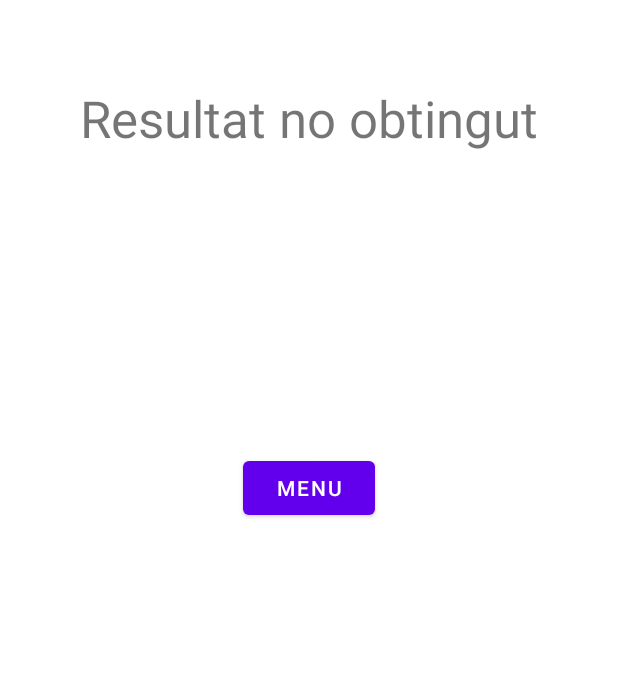
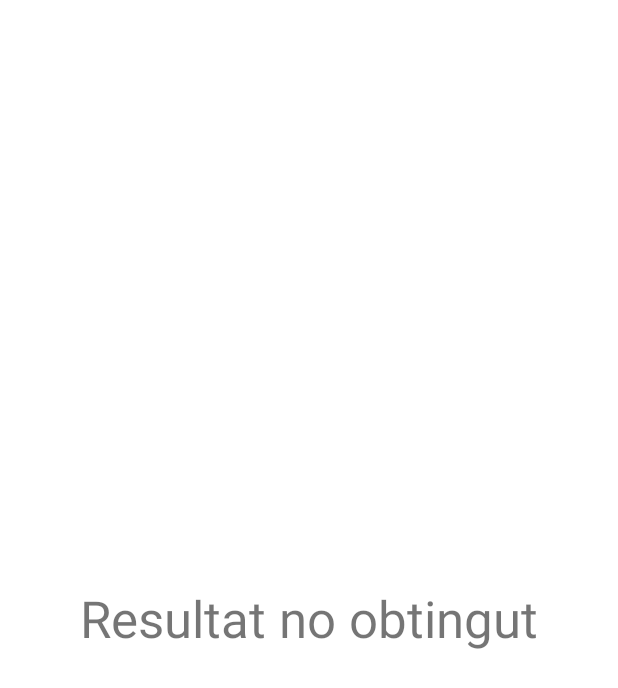
Before and after one commit to DA-102386-2223/thehangman2, an Android app: the layout activity_end_game.xml on its own in the app's theme, with its tools: preview values and no code run, on a phone screen of 412 x 824 dp. Shown: the top 688 px of the screen. Run offline under Robolectric (Android 15) with nearby library versions, the phone set to English and light mode, and no system bars.

```diff
--- a/app/src/main/res/layout/activity_end_game.xml
+++ b/app/src/main/res/layout/activity_end_game.xml
@@ -10,20 +10,11 @@
         android:id="@+id/resultat"
         android:layout_width="wrap_content"
         android:layout_height="wrap_content"
-        android:layout_marginTop="56dp"
         android:text="@string/Resultat_no_obtingut"
         android:textSize="34sp"
+        app:layout_constraintBottom_toBottomOf="parent"
         app:layout_constraintEnd_toEndOf="parent"
         app:layout_constraintStart_toStartOf="parent"
         app:layout_constraintTop_toTopOf="parent" />
 
-    <Button
-        android:id="@+id/buttonmenu"
-        android:layout_width="wrap_content"
-        android:layout_height="wrap_content"
-        android:layout_marginTop="200dp"
-        android:text="@string/TornarMenu"
-        app:layout_constraintEnd_toEndOf="@+id/resultat"
-        app:layout_constraintStart_toStartOf="@+id/resultat"
-        app:layout_constraintTop_toBottomOf="@+id/resultat" />
 </androidx.constraintlayout.widget.ConstraintLayout>
```
